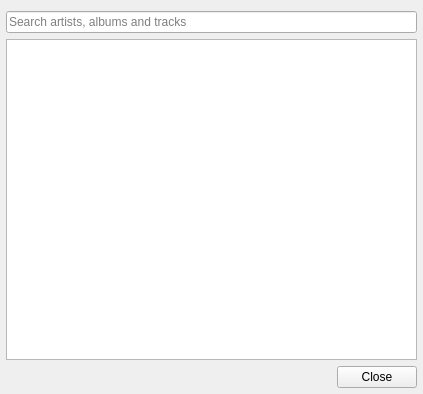
Old version of the form qmmp/src/plugins/General/library/librarywidget.ui in the repository desertmilk/qmmp-with-media-library.
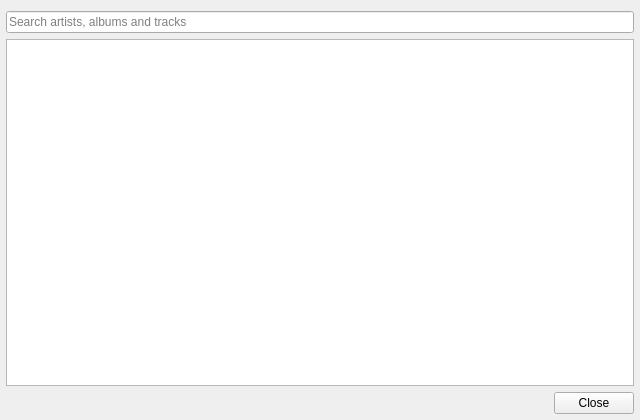
New version of the form.

Commit message: Improve Media Library panel layout for tabular browsing

```diff
--- a/qmmp/src/plugins/General/library/librarywidget.ui
+++ b/qmmp/src/plugins/General/library/librarywidget.ui
@@ -6,8 +6,8 @@
    <rect>
     <x>0</x>
     <y>0</y>
-    <width>423</width>
-    <height>394</height>
+    <width>640</width>
+    <height>420</height>
    </rect>
   </property>
   <property name="windowTitle">
@@ -35,6 +35,18 @@
    </item>
    <item>
     <widget class="QTreeView" name="treeView">
+     <property name="alternatingRowColors">
+      <bool>true</bool>
+     </property>
+     <property name="uniformRowHeights">
+      <bool>true</bool>
+     </property>
+     <property name="rootIsDecorated">
+      <bool>true</bool>
+     </property>
+     <property name="sortingEnabled">
+      <bool>false</bool>
+     </property>
      <property name="dragEnabled">
       <bool>true</bool>
      </property>
@@ -45,7 +57,10 @@
       <enum>QAbstractItemView::ExtendedSelection</enum>
      </property>
      <attribute name="headerVisible">
-      <bool>false</bool>
+      <bool>true</bool>
+     </attribute>
+     <attribute name="headerDefaultSectionSize">
+      <number>150</number>
      </attribute>
     </widget>
    </item>
```
Lines whose indentation alone changed are shown as unchanged.
